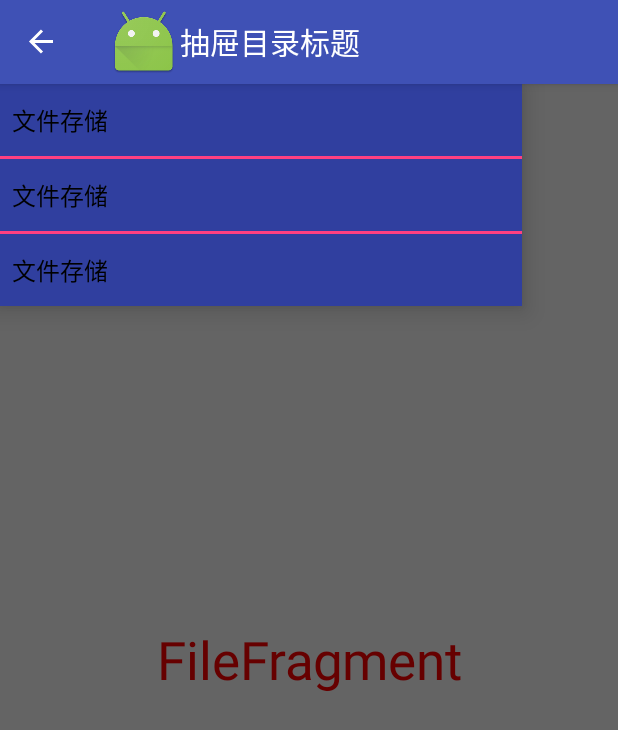
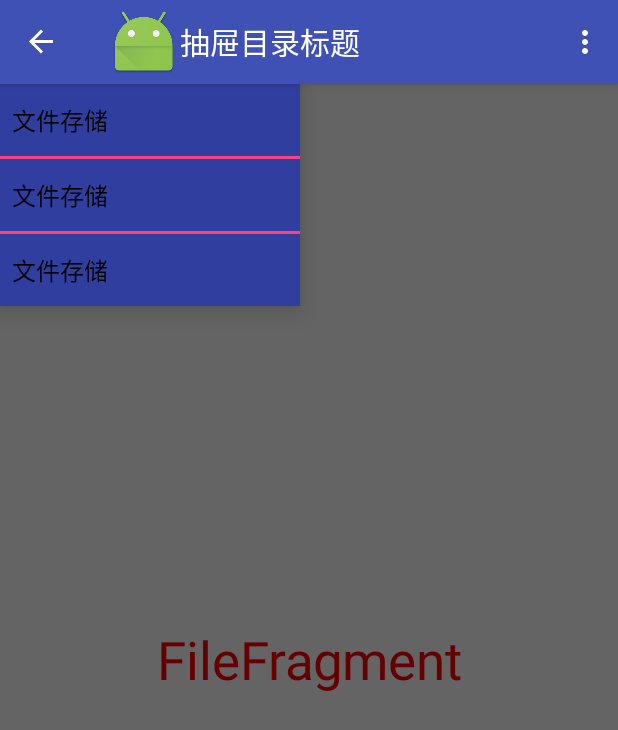
Before and after one commit to Icarours/FirstCode, an Android app: the screen it shows after launch (MainActivity), after a tap on "open", on a phone screen of 412 x 824 dp. Shown: the top 730 px of the screen. Run offline under Robolectric (Android 15) with nearby library versions, the phone set to English and light mode, and no system bars; our stand-ins replace ButterKnife.

Commit message:
init commit

```diff
--- a/app/src/main/AndroidManifest.xml
+++ b/app/src/main/AndroidManifest.xml
@@ -3,6 +3,7 @@
           package="com.syl.firstcode">
 
     <application
+        android:name=".config.MyApplication"
         android:allowBackup="true"
         android:icon="@mipmap/ic_launcher"
         android:label="@string/app_name"
--- a/app/src/main/java/com/syl/firstcode/MainActivity.java
+++ b/app/src/main/java/com/syl/firstcode/MainActivity.java
@@ -16,6 +16,7 @@ import android.widget.AdapterView;
 import android.widget.ArrayAdapter;
 import android.widget.FrameLayout;
 import android.widget.ListView;
+import android.widget.Toast;
 
 import com.syl.firstcode.config.Constant;
 import com.syl.firstcode.fragment.FileFragment;
@@ -84,6 +85,7 @@ public class MainActivity extends AppCompatActivity {
 
     @Override
     public boolean onCreateOptionsMenu(Menu menu) {
+        getMenuInflater().inflate(R.menu.menu_main, menu);
         return super.onCreateOptionsMenu(menu);
     }
 
@@ -91,6 +93,13 @@ public class MainActivity extends AppCompatActivity {
     public boolean onOptionsItemSelected(MenuItem item) {
         //交给Toggle去分析并操作绑定的DrawerLayout
         mDrawerToggle.onOptionsItemSelected(item);
+        switch (item.getItemId()) {
+            case R.id.item_data_storage:
+                Toast.makeText(this, "item_data_storage was clicked..", Toast.LENGTH_SHORT).show();
+                break;
+            default:
+                break;
+        }
         return super.onOptionsItemSelected(item);
     }
 
@@ -110,6 +119,7 @@ public class MainActivity extends AppCompatActivity {
 
     /**
      * 使用FragmentFactory,从FragmentFactory中取出Fragment
+     *
      * @param position
      */
     private void selectItem(int position) {
--- /dev/null
+++ b/app/src/main/java/com/syl/firstcode/config/MyApplication.java
@@ -0,0 +1,36 @@
+package com.syl.firstcode.config;
+
+import android.app.Application;
+import android.content.Context;
+import android.os.Handler;
+
+/**
+ * Created by Bright on 2017/5/20.
+ *
+ * @Describe
+ * Android 提供的全局单例类,将一些需要设置成全局单例的可以放到该类中
+ * @Called
+ */
+
+public class MyApplication extends Application {
+    private static Context sContext;//Application级别的Context
+    private static Handler sMainThreadHandler;//Application级别的主线程Handler
+    private static int sMainThreadId;//主线程的线程id
+
+    public static Context getContext() {
+        return sContext;
+    }
+
+    public static Handler getMainThreadHandler() {
+        return sMainThreadHandler;
+    }
+
+    public static int getMainThreadId() {
+        return sMainThreadId;
+    }
+
+    @Override
+    public void onCreate() {
+        super.onCreate();
+    }
+}
--- a/app/src/main/res/layout/activity_main.xml
+++ b/app/src/main/res/layout/activity_main.xml
@@ -14,7 +14,7 @@
     <!--抽屉目录-->
     <ListView
         android:id="@+id/lv_index"
-        android:layout_width="wrap_content"
+        android:layout_width="200dp"
         android:layout_height="wrap_content"
         android:layout_gravity="start"
         android:background="@color/colorPrimaryDark"
--- /dev/null
+++ b/app/src/main/res/menu/menu_main.xml
@@ -0,0 +1,13 @@
+<?xml version="1.0" encoding="utf-8"?>
+<menu xmlns:android="http://schemas.android.com/apk/res/android">
+    <item android:title="@string/item_data_storage"
+          android:id="@+id/item_data_storage"
+          android:showAsAction="ifRoom"
+          android:icon="@mipmap/ic_launcher"
+    />
+    <item android:title="@string/item_data_storage"
+          android:id="@+id/item_data_storage2"
+          android:showAsAction="ifRoom"
+          android:icon="@mipmap/mm6"
+    />
+</menu>
--- a/app/src/main/res/values/strings.xml
+++ b/app/src/main/res/values/strings.xml
@@ -2,4 +2,5 @@
     <string name="app_name">FirstCode</string>
     <string name="drawer_open">open</string>
     <string name="drawer_close">close</string>
+    <string name="item_data_storage">数据存储</string>
 </resources>
```
Also changed, not shown: app/src/main/res/mipmap-mdpi/mm1.jpg (added), app/src/main/res/mipmap-mdpi/mm2.jpg (added), app/src/main/res/mipmap-mdpi/mm3.jpg (added), app/src/main/res/mipmap-mdpi/mm4.jpg (added), app/src/main/res/mipmap-mdpi/mm5.jpg (added), app/src/main/res/mipmap-mdpi/mm6.jpg (added), 1 other file.
